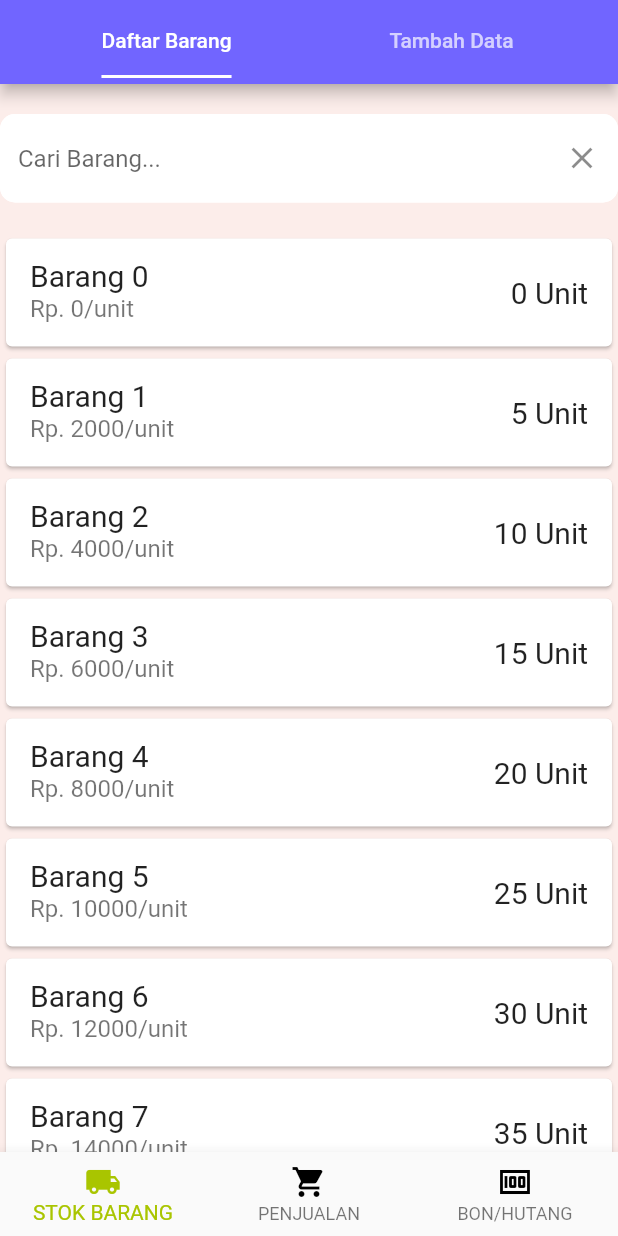
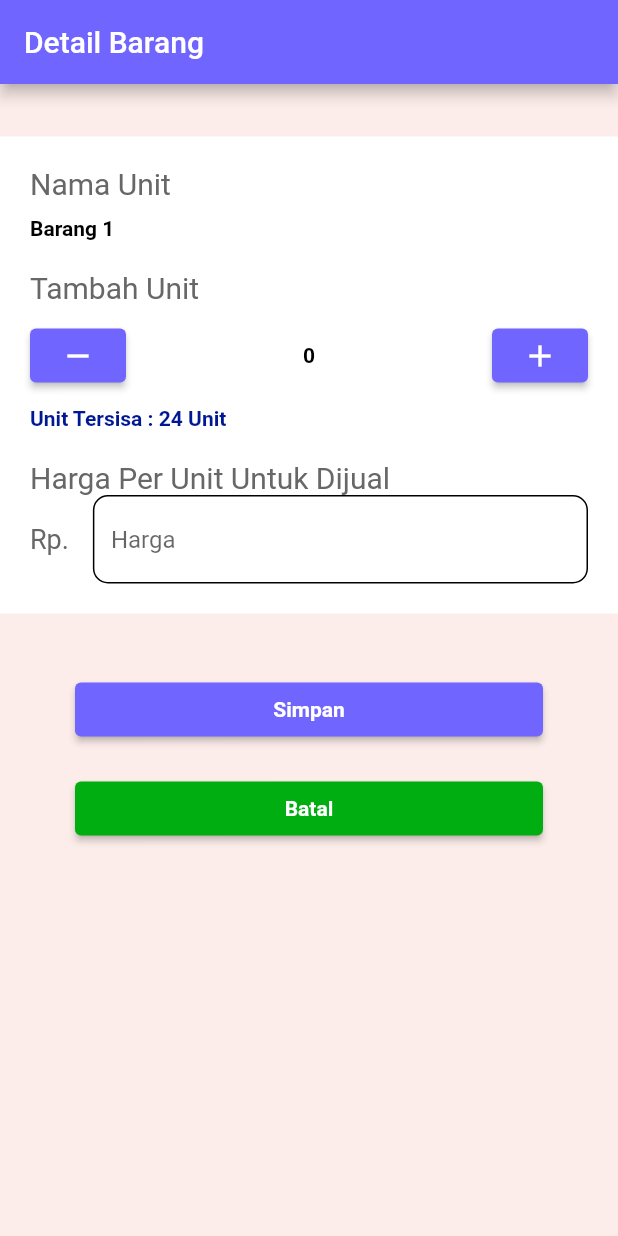
Before and after one commit to adinwirog/sj-apps, a Flutter app: the screen it shows after launch, on a phone screen of 412 x 824 dp. Run offline on Flutter 3.47's test engine with Material 2 defaults, Android fonts, the phone set to English and light mode, and no system bars.

Commit message:
detail barang screen

```diff
--- a/lib/main.dart
+++ b/lib/main.dart
@@ -1,4 +1,5 @@
 import 'package:flutter/material.dart';
+import 'package:sarangjembar_apps/screens/detail_barang.dart';
 import 'package:sarangjembar_apps/screens/main_screen.dart';
 
 void main() {
@@ -12,7 +13,7 @@ class CoreApp extends StatelessWidget {
   Widget build(BuildContext context) {
     return MaterialApp(
       debugShowCheckedModeBanner: false,
-      home: MainScreen(),
+      home: DetailBarangScreen(),
     );
   }
 }
--- /dev/null
+++ b/lib/screens/detail_barang.dart
@@ -0,0 +1,146 @@
+import 'package:flutter/material.dart';
+
+class DetailBarangScreen extends StatefulWidget {
+  const DetailBarangScreen({Key? key}) : super(key: key);
+
+  @override
+  _DetailBarangScreenState createState() => _DetailBarangScreenState();
+}
+
+class _DetailBarangScreenState extends State<DetailBarangScreen> {
+  @override
+  Widget build(BuildContext context) {
+    return Scaffold(
+      backgroundColor: Color(0xffFCEDEA),
+      appBar: AppBar(
+        title: Text("Detail Barang"),
+        backgroundColor: Color(0xff7165FF),
+      ),
+      body: Padding(
+        padding: EdgeInsets.only(top: 35),
+        child: ListView(
+          children: [
+            Container(
+              decoration: BoxDecoration(color: Colors.white),
+              child: Padding(
+                padding: const EdgeInsets.all(20.0),
+                child: Column(
+                  crossAxisAlignment: CrossAxisAlignment.start,
+                  children: [
+                    Text(
+                      "Nama Unit",
+                      style: TextStyle(fontSize: 20, color: Color(0xff676767)),
+                    ),
+                    SizedBox(height: 10),
+                    Text(
+                      "Barang 1",
+                      style: TextStyle(
+                          fontSize: 14,
+                          color: Colors.black,
+                          fontWeight: FontWeight.bold),
+                    ),
+                    SizedBox(height: 20),
+                    Text(
+                      "Tambah Unit",
+                      style: TextStyle(fontSize: 20, color: Color(0xff676767)),
+                    ),
+                    SizedBox(height: 10),
+                    Row(
+                      mainAxisAlignment: MainAxisAlignment.spaceBetween,
+                      children: [
+                        ElevatedButton(
+                          onPressed: () {},
+                          child: Icon(Icons.remove),
+                          style: ElevatedButton.styleFrom(
+                              fixedSize: Size(51, 26),
+                              primary: Color(0xff7165FF)),
+                        ),
+                        Text(
+                          "0",
+                          style: TextStyle(
+                              fontSize: 14,
+                              color: Colors.black,
+                              fontWeight: FontWeight.bold),
+                        ),
+                        ElevatedButton(
+                          onPressed: () {},
+                          child: Icon(Icons.add),
+                          style: ElevatedButton.styleFrom(
+                              fixedSize: Size(51, 26),
+                              primary: Color(0xff7165FF)),
+                        ),
+                      ],
+                    ),
+                    SizedBox(height: 10),
+                    Text(
+                      "Unit Tersisa : 24 Unit",
+                      style: TextStyle(
+                          fontSize: 14,
+                          color: Color(0xff001893),
+                          fontWeight: FontWeight.bold),
+                    ),
+                    SizedBox(height: 20),
+                    Text(
+                      "Harga Per Unit Untuk Dijual",
+                      style: TextStyle(fontSize: 20, color: Color(0xff676767)),
+                    ),
+                    TextField(
+                      decoration: InputDecoration(
+                        filled: true,
+                        fillColor: Colors.white,
+                        border: OutlineInputBorder(
+                          borderSide: BorderSide(color: Colors.green),
+                          borderRadius: BorderRadius.circular(10),
+                        ),
+                        enabledBorder: OutlineInputBorder(
+                          borderSide: BorderSide(color: Colors.black),
+                          borderRadius: BorderRadius.circular(10),
+                        ),
+                        hintText: "Harga",
+                        icon: Text(
+                          "Rp.",
+                          style:
+                              TextStyle(fontSize: 18, color: Color(0xff676767)),
+                        ),
+                      ),
+                      keyboardType: TextInputType.number,
+                    ),
+                  ],
+                ),
+              ),
+            ),
+            Padding(
+              padding: const EdgeInsets.only(left: 50.0, right: 50.0, top: 40),
+              child: ElevatedButton(
+                onPressed: () {},
+                child: Text(
+                  "Simpan",
+                  style: TextStyle(
+                      fontSize: 14,
+                      color: Colors.white,
+                      fontWeight: FontWeight.bold),
+                ),
+                style: ElevatedButton.styleFrom(
+                    fixedSize: Size(123, 26), primary: Color(0xff7165FF)),
+              ),
+            ),Padding(
+              padding: const EdgeInsets.only(left: 50.0, right: 50.0, top: 18),
+              child: ElevatedButton(
+                onPressed: () {},
+                child: Text(
+                  "Batal",
+                  style: TextStyle(
+                      fontSize: 14,
+                      color: Colors.white,
+                      fontWeight: FontWeight.bold),
+                ),
+                style: ElevatedButton.styleFrom(
+                    fixedSize: Size(123, 26), primary: Color(0xff00AE11)),
+              ),
+            ),
+          ],
+        ),
+      ),
+    );
+  }
+}
```
